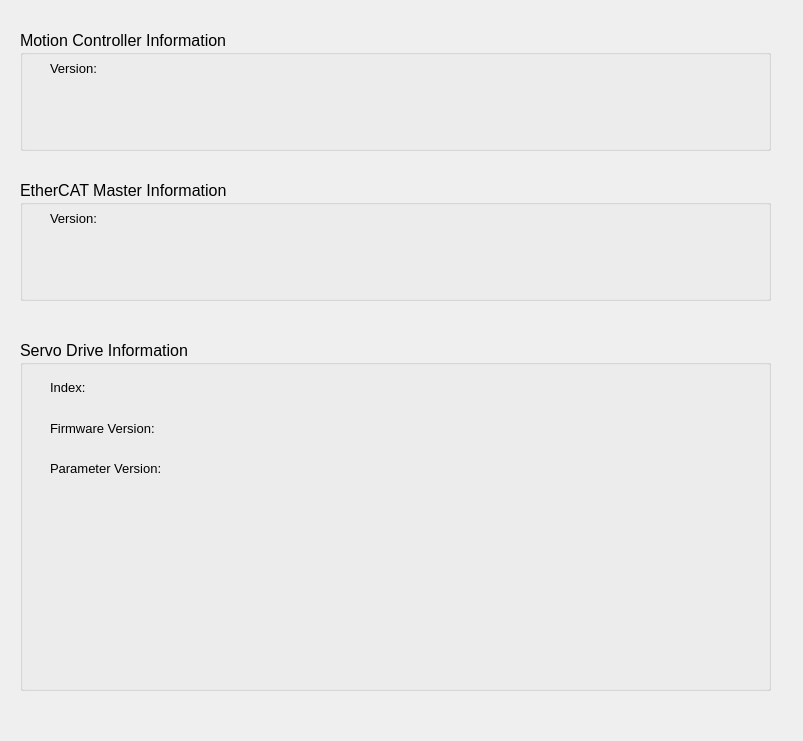
This is ui/frmInformation.ui in MyRobot-lab/AxRobotUtility as Qt 5 draws it before an edit. The edited form follows.
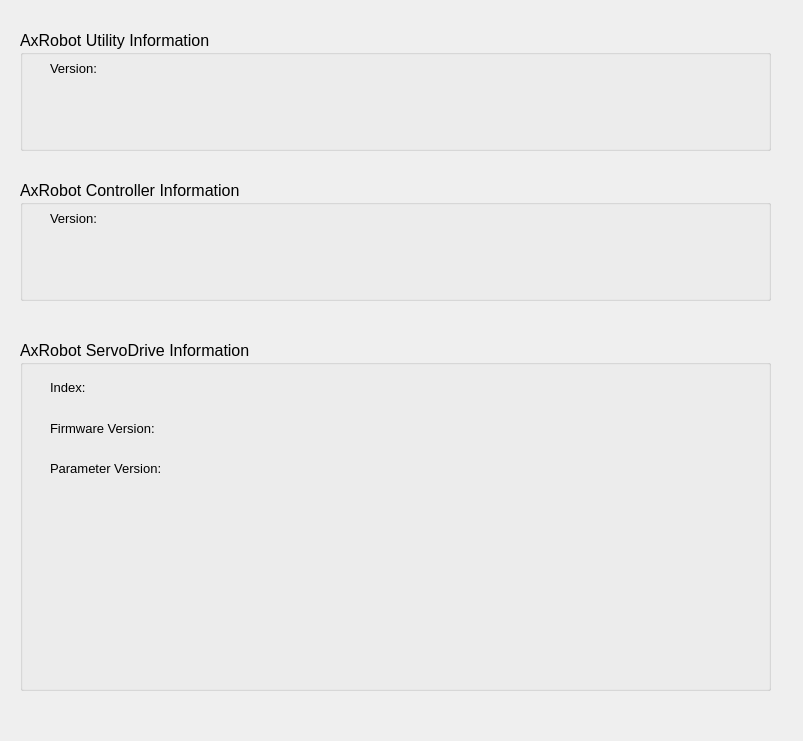
This is the edited form.

```diff
--- a/ui/frmInformation.ui
+++ b/ui/frmInformation.ui
@@ -29,7 +29,7 @@
     </font>
    </property>
    <property name="title">
-    <string>Motion Controller Information</string>
+    <string>AxRobot Utility Information</string>
    </property>
    <widget class="QLabel" name="label_3">
     <property name="geometry">
@@ -67,7 +67,7 @@
     </font>
    </property>
    <property name="title">
-    <string>EtherCAT Master Information</string>
+    <string>AxRobot Controller Information</string>
    </property>
    <widget class="QLabel" name="label_4">
     <property name="geometry">
@@ -106,7 +106,7 @@
     </font>
    </property>
    <property name="title">
-    <string>Servo Drive Information</string>
+    <string>AxRobot ServoDrive Information</string>
    </property>
    <widget class="QLabel" name="label_2">
     <property name="geometry">
```
